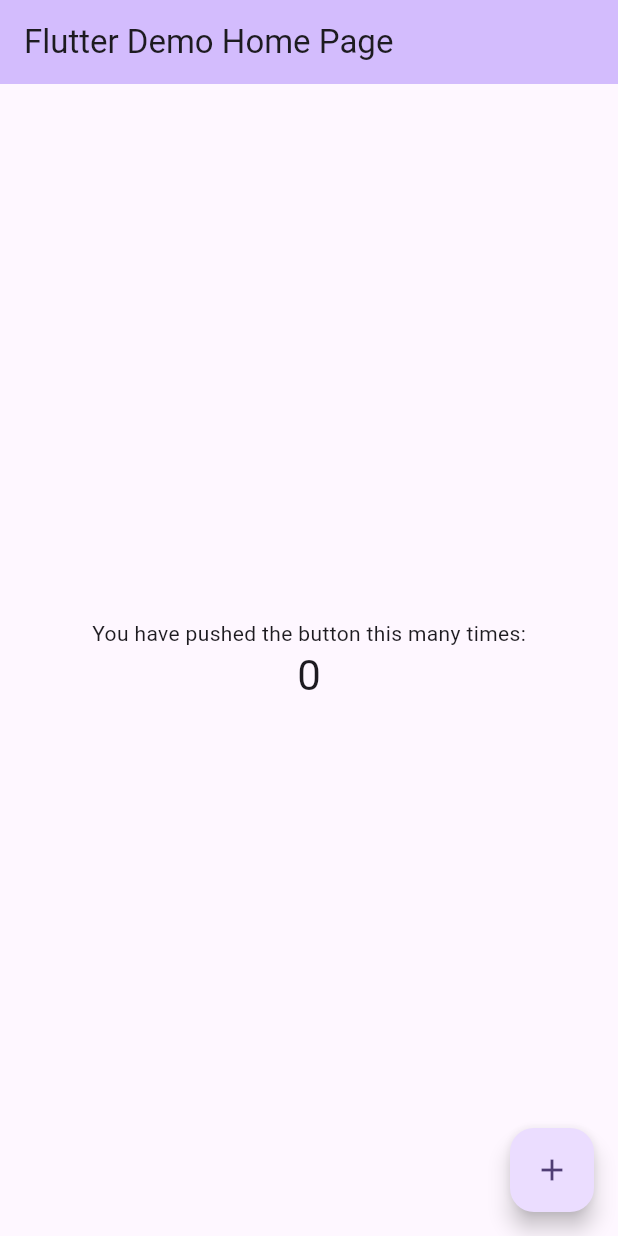
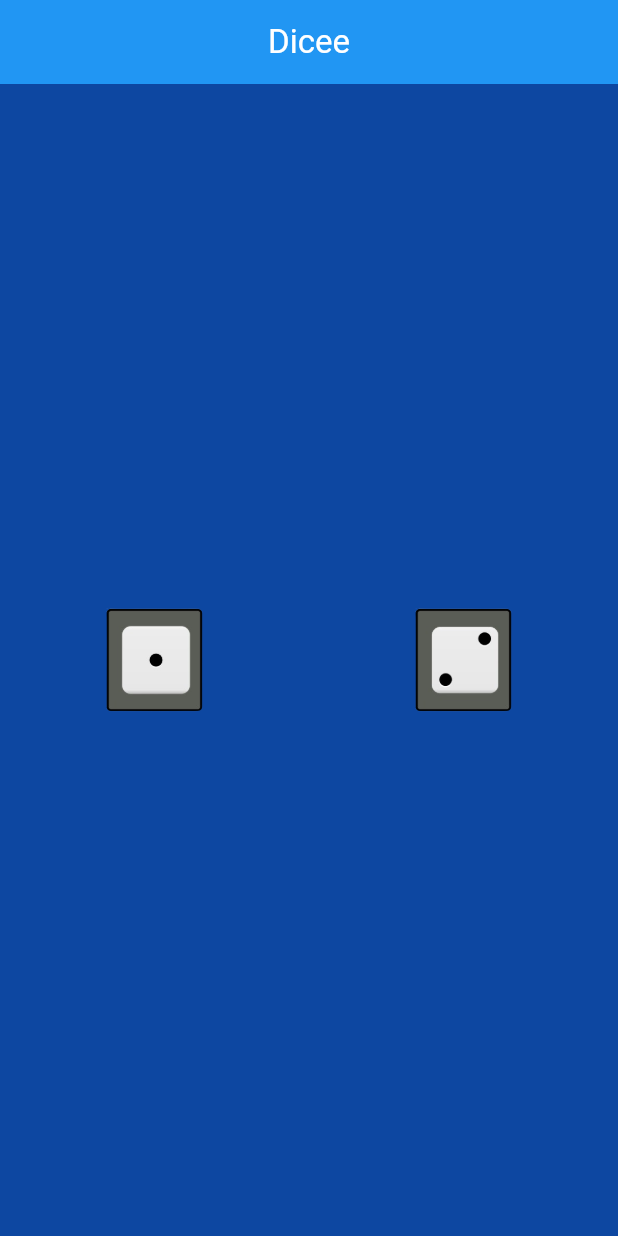
Before and after one commit to kellspell/FlutterDicee, a Flutter app: the screen it shows after launch, on a phone screen of 412 x 824 dp. Run offline on Flutter 3.47's test engine with Material 3 defaults, Android fonts, the light colour scheme and no system bars.

Commit message:
End of the project

```diff
--- /dev/null
+++ b/lib/dice_page.dart
@@ -0,0 +1,46 @@
+import 'package:flutter/material.dart';
+import 'package:flutter/widgets.dart';
+import 'dart:math';
+
+class DicePace extends StatefulWidget {
+  const DicePace({super.key});
+
+  @override
+  State<DicePace> createState() => _DicePaceState();
+}
+
+class _DicePaceState extends State<DicePace> {
+  int leftDiceNumber = 1;
+  int rightDiceNumber = 2;
+
+  void changedDiceNumber() {
+    setState(() {
+      leftDiceNumber = Random().nextInt(6) + 1;
+      rightDiceNumber = Random().nextInt(6) + 1;
+    });
+  }
+
+  @override
+  Widget build(BuildContext context) {
+    return Center(
+      child: Row(
+        children: [
+          Expanded(
+            child: GestureDetector(
+              child: Image.asset('assets/images/$leftDiceNumber.png'),
+              onTap: () => changedDiceNumber(),
+            ),
+          ),
+          Expanded(
+            child: GestureDetector(
+              child: Image.asset(
+                'assets/images/$rightDiceNumber.png',
+              ),
+              onTap: () => changedDiceNumber(),
+            ),
+          ),
+        ],
+      ),
+    );
+  }
+}
--- a/lib/main.dart
+++ b/lib/main.dart
@@ -1,125 +1,19 @@
+import 'package:dicee/dice_page.dart';
 import 'package:flutter/material.dart';
 
 void main() {
-  runApp(const MyApp());
+  runApp(
+    MaterialApp(
+      debugShowCheckedModeBanner: false,
+      home: Scaffold(
+        backgroundColor: Colors.blue.shade900,
+        appBar: AppBar(
+          centerTitle: true,
+          title: const Text("Dicee", style: TextStyle(color: Colors.white)),
+          backgroundColor: Colors.blue,
+        ),
+        body: const DicePace(),
+      ),
+    ),
+  );
 }
-
-class MyApp extends StatelessWidget {
-  const MyApp({super.key});
-
-  // This widget is the root of your application.
-  @override
-  Widget build(BuildContext context) {
-    return MaterialApp(
-      title: 'Flutter Demo',
-      theme: ThemeData(
-        // This is the theme of your application.
-        //
-        // TRY THIS: Try running your application with "flutter run". You'll see
-        // the application has a purple toolbar. Then, without quitting the app,
-        // try changing the seedColor in the colorScheme below to Colors.green
-        // and then invoke "hot reload" (save your changes or press the "hot
-        // reload" button in a Flutter-supported IDE, or press "r" if you used
-        // the command line to start the app).
-        //
-        // Notice that the counter didn't reset back to zero; the application
-        // state is not lost during the reload. To reset the state, use hot
-        // restart instead.
-        //
-        // This works for code too, not just values: Most code changes can be
-        // tested with just a hot reload.
-        colorScheme: ColorScheme.fromSeed(seedColor: Colors.deepPurple),
-        useMaterial3: true,
-      ),
-      home: const MyHomePage(title: 'Flutter Demo Home Page'),
-    );
-  }
-}
-
-class MyHomePage extends StatefulWidget {
-  const MyHomePage({super.key, required this.title});
-
-  // This widget is the home page of your application. It is stateful, meaning
-  // that it has a State object (defined below) that contains fields that affect
-  // how it looks.
-
-  // This class is the configuration for the state. It holds the values (in this
-  // case the title) provided by the parent (in this case the App widget) and
-  // used by the build method of the State. Fields in a Widget subclass are
-  // always marked "final".
-
-  final String title;
-
-  @override
-  State<MyHomePage> createState() => _MyHomePageState();
-}
-
-class _MyHomePageState extends State<MyHomePage> {
-  int _counter = 0;
-
-  void _incrementCounter() {
-    setState(() {
-      // This call to setState tells the Flutter framework that something has
-      // changed in this State, which causes it to rerun the build method below
-      // so that the display can reflect the updated values. If we changed
-      // _counter without calling setState(), then the build method would not be
-      // called again, and so nothing would appear to happen.
-      _counter++;
-    });
-  }
-
-  @override
-  Widget build(BuildContext context) {
-    // This method is rerun every time setState is called, for instance as done
-    // by the _incrementCounter method above.
-    //
-    // The Flutter framework has been optimized to make rerunning build methods
-    // fast, so that you can just rebuild anything that needs updating rather
-    // than having to individually change instances of widgets.
-    return Scaffold(
-      appBar: AppBar(
-        // TRY THIS: Try changing the color here to a specific color (to
-        // Colors.amber, perhaps?) and trigger a hot reload to see the AppBar
-        // change color while the other colors stay the same.
-        backgroundColor: Theme.of(context).colorScheme.inversePrimary,
-        // Here we take the value from the MyHomePage object that was created by
-        // the App.build method, and use it to set our appbar title.
-        title: Text(widget.title),
-      ),
-      body: Center(
-        // Center is a layout widget. It takes a single child and positions it
-        // in the middle of the parent.
-        child: Column(
-          // Column is also a layout widget. It takes a list of children and
-          // arranges them vertically. By default, it sizes itself to fit its
-          // children horizontally, and tries to be as tall as its parent.
-          //
-          // Column has various properties to control how it sizes itself and
-          // how it positions its children. Here we use mainAxisAlignment to
-          // center the children vertically; the main axis here is the vertical
-          // axis because Columns are vertical (the cross axis would be
-          // horizontal).
-          //
-          // TRY THIS: Invoke "debug painting" (choose the "Toggle Debug Paint"
-          // action in the IDE, or press "p" in the console), to see the
-          // wireframe for each widget.
-          mainAxisAlignment: MainAxisAlignment.center,
-          children: <Widget>[
-            const Text(
-              'You have pushed the button this many times:',
-            ),
-            Text(
-              '$_counter',
-              style: Theme.of(context).textTheme.headlineMedium,
-            ),
-          ],
-        ),
-      ),
-      floatingActionButton: FloatingActionButton(
-        onPressed: _incrementCounter,
-        tooltip: 'Increment',
-        child: const Icon(Icons.add),
-      ), // This trailing comma makes auto-formatting nicer for build methods.
-    );
-  }
-}
--- a/pubspec.yaml
+++ b/pubspec.yaml
@@ -59,8 +59,8 @@ flutter:
   uses-material-design: true
 
   # To add assets to your application, add an assets section, like this:
-  # assets:
-  #   - images/a_dot_burr.jpeg
+  assets:
+  - assets/images/
   #   - images/a_dot_ham.jpeg
 
   # An image asset can refer to one or more resolution-specific "variants", see
```
Also changed, not shown: assets/images/1.png (added), assets/images/2.png (added), assets/images/3.png (added), assets/images/4.png (added), assets/images/5.png (added), assets/images/6.png (added), assets/images/LogoBG.png (added), assets/images/logo.jpg (added), 1 other file.
